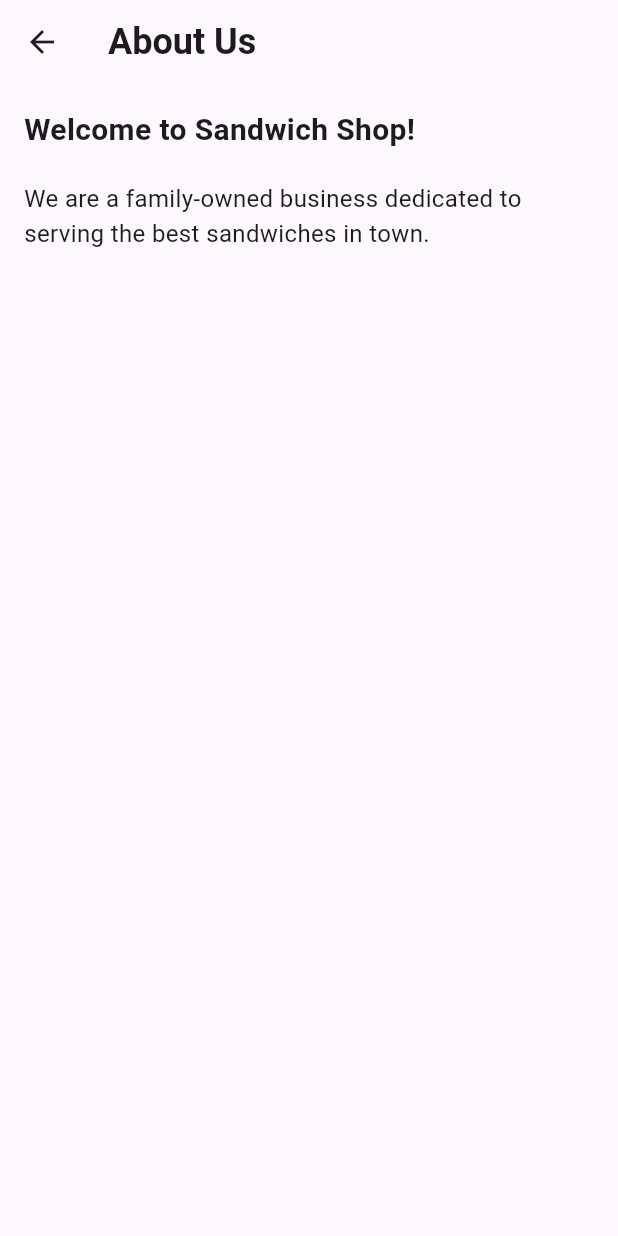
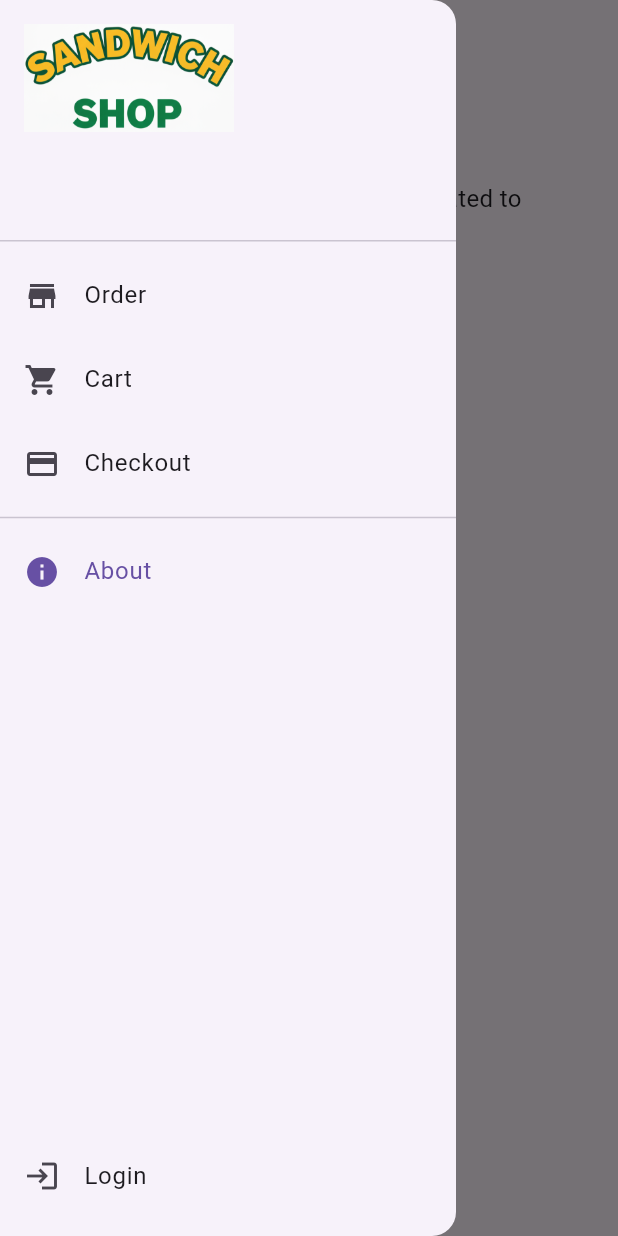
Before and after one commit to alcajuice/sandwich_shop-6, a Flutter app: the AboutScreen screen opened by its route, with the side drawer open (before the commit the screen has no drawer), on a phone screen of 412 x 824 dp. Run offline on Flutter 3.47's test engine with Material 3 defaults, Android fonts, the phone set to English and light mode, and no system bars.

Commit message:
add AppScaffold for improved navigation and layout management

```diff
--- a/lib/main.dart
+++ b/lib/main.dart
@@ -1,6 +1,10 @@
 import 'package:flutter/material.dart';
 import 'package:sandwich_shop/views/order_screen.dart';
 import 'package:sandwich_shop/views/about_screen.dart';
+import 'package:sandwich_shop/views/cart_screen.dart';
+import 'package:sandwich_shop/views/checkout_screen.dart';
+import 'package:sandwich_shop/views/login_screen.dart';
+import 'package:sandwich_shop/models/cart.dart';
 
 void main() {
   runApp(const App());
@@ -13,9 +17,12 @@ class App extends StatelessWidget {
   Widget build(BuildContext context) {
     return MaterialApp(
       title: 'Sandwich Shop App',
-      home: OrderScreen(maxQuantity: 5),
+      home: const OrderScreen(maxQuantity: 5),
       routes: {
-        '/about': (context) => AboutScreen(),
+        '/about': (context) => const AboutScreen(),
+        '/cart': (context) => CartScreen(cart: appCart, maxQuantity: 5),
+        '/checkout': (context) => CheckoutScreen(cart: appCart),
+        '/login': (context) => const LoginScreen(),
       },
     );
   }
--- a/lib/models/cart.dart
+++ b/lib/models/cart.dart
@@ -133,3 +133,6 @@ class Cart extends ChangeNotifier {
     return 0;
   }
 }
+
+// Global cart instance used across the app for simple shared state.
+final Cart appCart = Cart();
--- a/lib/views/about_screen.dart
+++ b/lib/views/about_screen.dart
@@ -1,16 +1,16 @@
 import 'package:flutter/material.dart';
 import 'package:sandwich_shop/views/app_styles.dart';
+import 'package:sandwich_shop/views/app_scaffold.dart';
 
 class AboutScreen extends StatelessWidget {
   const AboutScreen({super.key});
 
   @override
   Widget build(BuildContext context) {
-    return Scaffold(
-      appBar: AppBar(
-        title: const Text('About Us', style: heading1),
-      ),
-      body: const Padding(
+    return const AppScaffold(
+      title: 'About Us',
+      selectedPage: AppPage.about,
+      body: Padding(
         padding: EdgeInsets.all(16.0),
         child: Column(
           crossAxisAlignment: CrossAxisAlignment.start,
--- /dev/null
+++ b/lib/views/app_scaffold.dart
@@ -0,0 +1,193 @@
+import 'package:flutter/material.dart';
+import 'package:sandwich_shop/views/app_styles.dart';
+// No direct cart model import here; use named routes to navigate between pages.
+import 'package:sandwich_shop/models/auth.dart';
+
+enum AppPage { order, cart, checkout, about }
+
+class AppScaffold extends StatefulWidget {
+  final Widget body;
+  final String title;
+  final AppPage selectedPage;
+  final int maxQuantity;
+  final List<Widget>? actions;
+
+  const AppScaffold({
+    super.key,
+    required this.body,
+    required this.title,
+    required this.selectedPage,
+    this.maxQuantity = 10,
+    this.actions,
+  });
+
+  @override
+  State<AppScaffold> createState() => _AppScaffoldState();
+}
+
+class _AppScaffoldState extends State<AppScaffold> {
+  void _navigateTo(AppPage page) {
+    if (page == widget.selectedPage) return;
+    String route;
+    switch (page) {
+      case AppPage.order:
+        route = '/';
+        break;
+      case AppPage.cart:
+        route = '/cart';
+        break;
+      case AppPage.checkout:
+        route = '/checkout';
+        break;
+      case AppPage.about:
+      default:
+        route = '/about';
+        break;
+    }
+
+    Navigator.pushReplacementNamed(context, route);
+  }
+
+  Widget _buildDrawerContent(BuildContext context) {
+    return Column(
+      crossAxisAlignment: CrossAxisAlignment.stretch,
+      children: [
+        DrawerHeader(
+          decoration: const BoxDecoration(color: Colors.transparent),
+          child: Column(
+            crossAxisAlignment: CrossAxisAlignment.start,
+            children: [
+              SizedBox(
+                height: 72,
+                child: Image.asset('assets/images/logo.png'),
+              ),
+              const SizedBox(height: 8),
+            ],
+          ),
+        ),
+        ListTile(
+          leading: const Icon(Icons.store),
+          title: const Text('Order'),
+          selected: widget.selectedPage == AppPage.order,
+          onTap: () => _navigateTo(AppPage.order),
+        ),
+        ListTile(
+          leading: const Icon(Icons.shopping_cart),
+          title: const Text('Cart'),
+          selected: widget.selectedPage == AppPage.cart,
+          onTap: () => _navigateTo(AppPage.cart),
+        ),
+        ListTile(
+          leading: const Icon(Icons.payment),
+          title: const Text('Checkout'),
+          selected: widget.selectedPage == AppPage.checkout,
+          onTap: () => _navigateTo(AppPage.checkout),
+        ),
+        const Divider(),
+        ListTile(
+          leading: const Icon(Icons.info),
+          title: const Text('About'),
+          selected: widget.selectedPage == AppPage.about,
+          onTap: () => _navigateTo(AppPage.about),
+        ),
+        const Spacer(),
+        ListTile(
+          leading: const Icon(Icons.login),
+          title: Text(Auth.instance.isLoggedIn
+              ? Auth.instance.username ?? 'User'
+              : 'Login'),
+          onTap: () async {
+            await Navigator.pushNamed(context, '/login');
+            setState(() {});
+          },
+        ),
+        const SizedBox(height: 12),
+      ],
+    );
+  }
+
+  @override
+  Widget build(BuildContext context) {
+    final double width = MediaQuery.of(context).size.width;
+
+    // Responsive: below 700 use Drawer; >=700 show NavigationRail permanently
+    if (width < 700) {
+      return Scaffold(
+        appBar: AppBar(
+          title: Column(
+            mainAxisSize: MainAxisSize.min,
+            children: [
+              Text(widget.title, style: heading1),
+            ],
+          ),
+          centerTitle: true,
+          actions: widget.actions,
+        ),
+        drawer: Drawer(child: _buildDrawerContent(context)),
+        body: widget.body,
+      );
+    }
+
+    // Wide layout: NavigationRail on the left, logo above it
+    return Scaffold(
+      appBar: AppBar(
+        title: Text(widget.title, style: heading1),
+        centerTitle: true,
+        actions: widget.actions,
+      ),
+      body: Row(
+        children: [
+          // Left column with logo and navigation rail
+          Container(
+            width: 120,
+            color: Theme.of(context).colorScheme.surfaceContainerHighest,
+            child: Column(
+              children: [
+                Padding(
+                  padding: const EdgeInsets.symmetric(vertical: 12.0),
+                  child: SizedBox(
+                      height: 72, child: Image.asset('assets/images/logo.png')),
+                ),
+                Expanded(
+                  child: NavigationRail(
+                    selectedIndex: AppPage.values.indexOf(widget.selectedPage),
+                    onDestinationSelected: (index) =>
+                        _navigateTo(AppPage.values[index]),
+                    labelType: NavigationRailLabelType.all,
+                    destinations: const [
+                      NavigationRailDestination(
+                          icon: Icon(Icons.store), label: Text('Order')),
+                      NavigationRailDestination(
+                          icon: Icon(Icons.shopping_cart), label: Text('Cart')),
+                      NavigationRailDestination(
+                          icon: Icon(Icons.payment), label: Text('Checkout')),
+                      NavigationRailDestination(
+                          icon: Icon(Icons.info), label: Text('About')),
+                    ],
+                  ),
+                ),
+                Padding(
+                  padding: const EdgeInsets.only(bottom: 12.0),
+                  child: TextButton(
+                    style: TextButton.styleFrom(
+                        backgroundColor: Colors.grey,
+                        foregroundColor: Colors.white),
+                    onPressed: () async {
+                      await Navigator.pushNamed(context, '/login');
+                      setState(() {});
+                    },
+                    child: Text(Auth.instance.isLoggedIn
+                        ? Auth.instance.username ?? 'User'
+                        : 'Login'),
+                  ),
+                ),
+              ],
+            ),
+          ),
+          const VerticalDivider(width: 1),
+          Expanded(child: widget.body),
+        ],
+      ),
+    );
+  }
+}
```
Also changed, not shown: lib/views/cart_screen.dart (+28 -55 lines), lib/views/checkout_screen.dart (+10 -10 lines), lib/views/order_screen.dart (+18 -44 lines).
